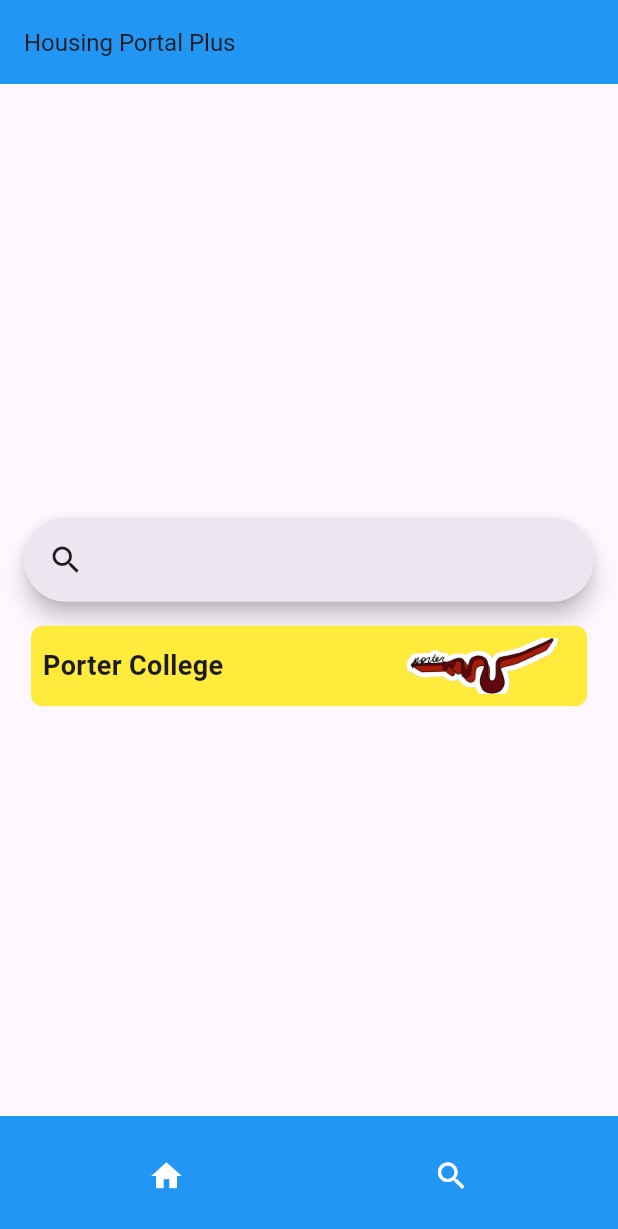
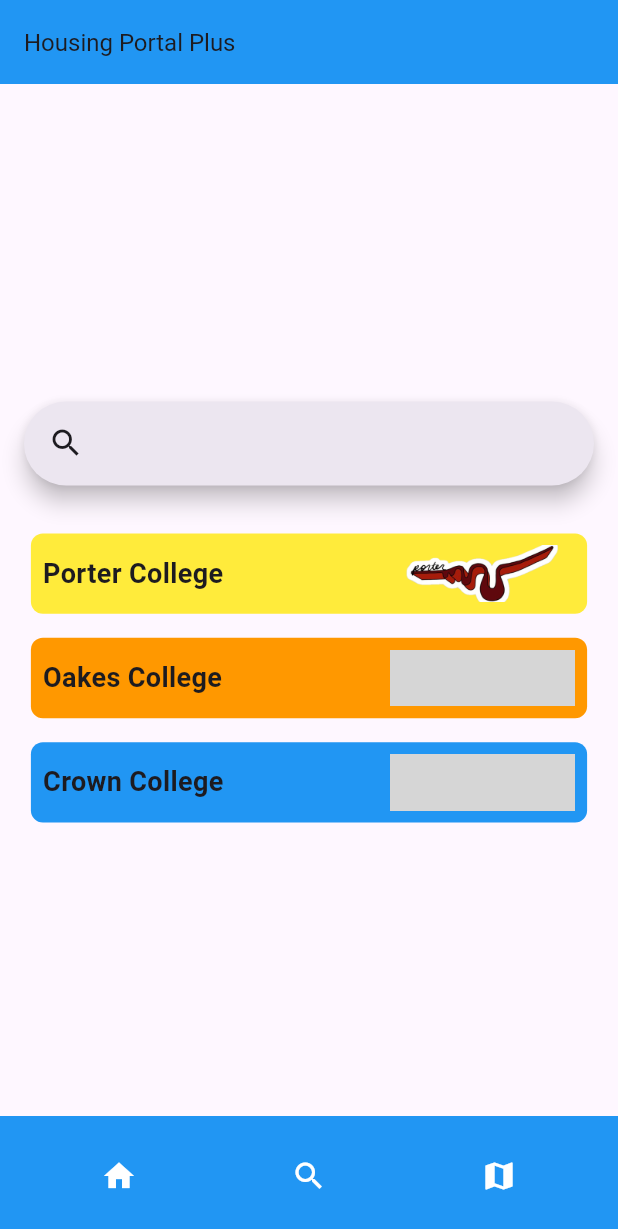
Before and after one commit to AndrewDMoreno00/Housing-Portal-Plus, a Flutter app: the screen it shows after launch, on a phone screen of 412 x 824 dp. Shown: the top 1229 px of the screen. Run offline on Flutter 3.47's test engine with Material 3 defaults, Android fonts, the phone set to English and light mode, and no system bars; grey boxes are pictures that could not be loaded.

Commit message:
created function to create a box for each college

```diff
--- a/lib/Screens/home_screen.dart
+++ b/lib/Screens/home_screen.dart
@@ -1,11 +1,15 @@
 import 'package:flutter/material.dart';
 import 'package:housing_portal_plus/Screens/porter_screen.dart';
+import 'package:housing_portal_plus/Screens/oakes_screen.dart';
+import 'package:housing_portal_plus/Screens/crown_screen.dart';
+import 'package:housing_portal_plus/Screens/google_map.dart';
 
 class HomeScreen extends StatelessWidget {
   const HomeScreen({super.key});
 
   @override
   Widget build(BuildContext context) {
+    // ignore: unused_local_variable
     double screenWidth = MediaQuery.of(context).size.width;
 
     return Scaffold(
@@ -40,10 +44,22 @@
                 );
               },
             ),
+            IconButton(
+              icon: Icon(Icons.map, color: Colors.white),
+              onPressed: () {
+                Navigator.pushAndRemoveUntil(
+                  context,
+                  MaterialPageRoute(builder: (context) => MapScreen()),
+                  (route) => false,
+                );
+              },
+            ),
           ],
         ),
       ),
-      body: Center(
+      body: Stack(
+        children: [
+          Center(
             child: Column(
               mainAxisAlignment: MainAxisAlignment.center,
               crossAxisAlignment: CrossAxisAlignment.center,
@@ -80,11 +96,59 @@
                     },
                   ),
                 ),
-            InkWell(
+                SizedBox(height: 16),
+                CustomTile(
+                  title: 'Porter College',
+                  color: Colors.yellow,
+                  destinationPage: PorterScreen(),
+                  imageAsset: 'assets/squiggle.jpg',
+                ),
+                SizedBox(height: 16),
+                CustomTile(
+                  title: 'Oakes College',
+                  color: Colors.orange,
+                  destinationPage: OakesScreen(),
+                  imageAsset: 'assets/',
+                ),
+                SizedBox(height: 16),
+                CustomTile(
+                  title: 'Crown College',
+                  color: Colors.blue,
+                  destinationPage: CrownScreen(),
+                  imageAsset: 'assets/',
+                ),
+              ],
+            ),
+          ),
+        ],
+      ),
+    );
+  }
+}
+
+class CustomTile extends StatelessWidget {
+  final String title;
+  final Color color;
+  final Widget destinationPage;
+  final String imageAsset;
+
+  const CustomTile({
+    super.key,
+    required this.title,
+    required this.color,
+    required this.destinationPage,
+    required this.imageAsset,
+  });
+
+  @override
+  Widget build(BuildContext context) {
+    double screenWidth = MediaQuery.of(context).size.width;
+
+    return InkWell(
       onTap: () {
         Navigator.push(
           context,
-                  MaterialPageRoute(builder: (context) => PorterScreen()),
+          MaterialPageRoute(builder: (context) => destinationPage),
         );
       },
       child: Container(
@@ -92,18 +156,18 @@
         height: screenWidth * 0.13, // Adjust this to your desired height
         padding: EdgeInsets.all(8),
         decoration: BoxDecoration(
-                  color: Colors.yellow,
+          color: color,
           borderRadius: BorderRadius.circular(8),
         ),
         child: Row(
           mainAxisAlignment: MainAxisAlignment.spaceBetween,
           children: [
             Text(
-                      'Porter College',
+              title,
               style: TextStyle(fontSize: 18, fontWeight: FontWeight.bold),
             ),
             Image.asset(
-                      'assets/squiggle.jpg',
+              imageAsset,
               width: screenWidth * 0.3, // 30% of screen width
               height: screenWidth * 0.2, // Maintain aspect ratio
               fit: BoxFit.cover,
@@ -111,10 +175,6 @@
           ],
         ),
       ),
-            ),
-          ],
-        ),
-      ),
     );
   }
 }
```
Lines whose indentation alone changed are shown as unchanged.
